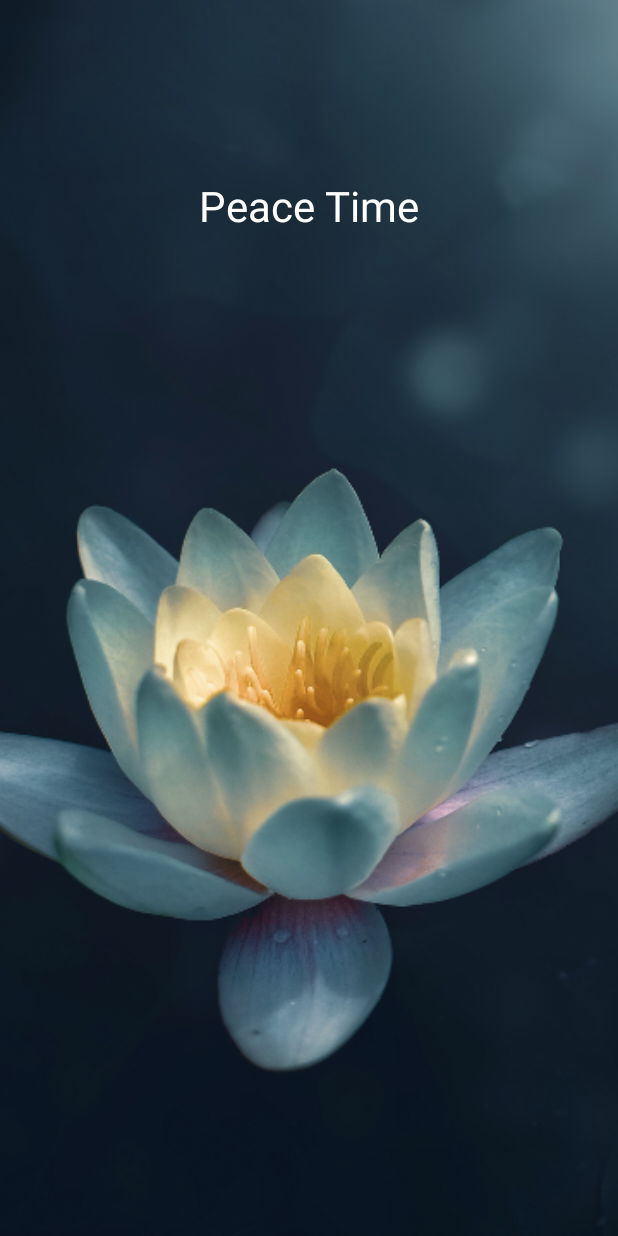
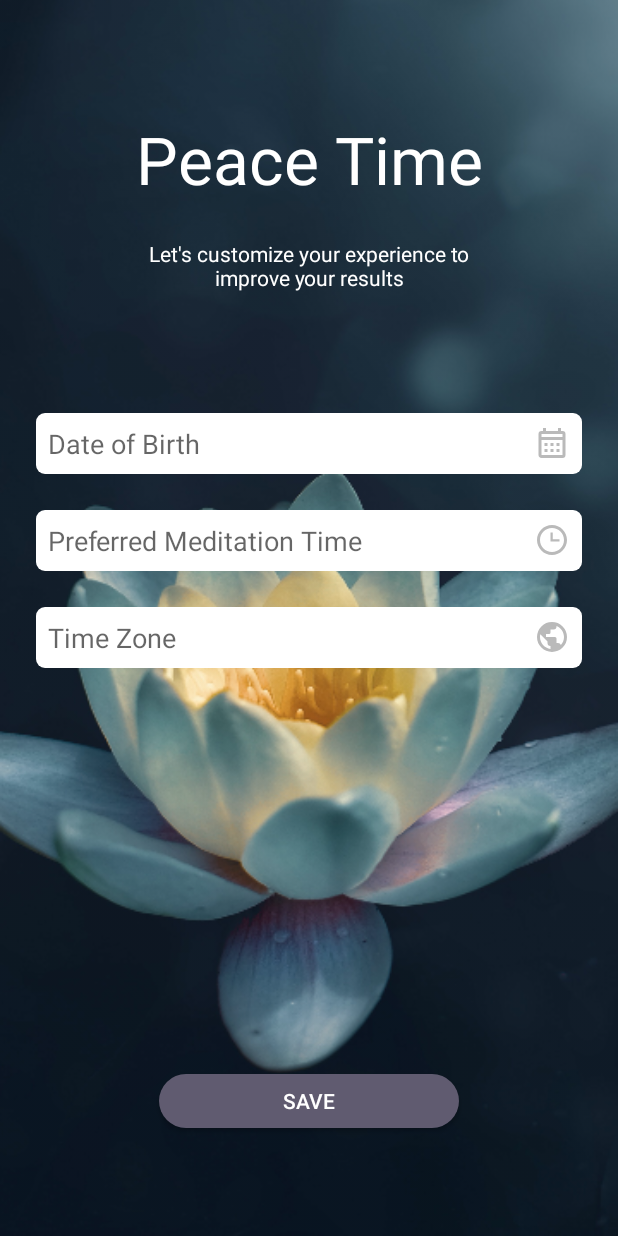
Before and after one commit to raphaelbgr/stormbreaker-sutdios-android-challenge-2, an Android app: the screen it shows after launch (SplashActivity before the commit, Onboarding after it), on a phone screen of 412 x 824 dp. Run offline under Robolectric (Android 15) with nearby library versions, the phone set to English and light mode, and no system bars.

Commit message:
+ Included onboarding screen

```diff
--- a/app/build.gradle
+++ b/app/build.gradle
@@ -22,6 +22,10 @@ android {
             proguardFiles getDefaultProguardFile('proguard-android-optimize.txt'), 'proguard-rules.pro'
         }
     }
+
+    buildFeatures {
+        viewBinding = true
+    }
 }
 
 dependencies {
@@ -29,7 +33,7 @@ dependencies {
     implementation "org.jetbrains.kotlin:kotlin-stdlib:$kotlin_version"
     implementation 'com.android.support:appcompat-v7:28.0.0'
     implementation 'com.android.support.constraint:constraint-layout:1.1.3'
-    testImplementation 'junit:junit:4.12'
+    testImplementation 'junit:junit:4.13'
     androidTestImplementation 'com.android.support.test:runner:1.0.2'
     androidTestImplementation 'com.android.support.test.espresso:espresso-core:3.0.2'
 
--- a/app/src/main/AndroidManifest.xml
+++ b/app/src/main/AndroidManifest.xml
@@ -10,8 +10,11 @@
         android:supportsRtl="true"
         android:theme="@style/AppTheme">
         <activity
+            android:name=".Onboarding"
+            android:theme="@style/TranslucentBackgroundedScreen.OnboardingScreen" />
+        <activity
             android:name=".SplashActivity"
-            android:theme="@style/SplashScreen">
+            android:theme="@style/TranslucentBackgroundedScreen.SplashScreen">
             <intent-filter>
                 <action android:name="android.intent.action.MAIN" />
 
--- a/app/src/main/java/com/stormbreakerstudios/android/challenge/BaseActivity.kt
+++ b/app/src/main/java/com/stormbreakerstudios/android/challenge/BaseActivity.kt
@@ -1,7 +1,20 @@
 package com.stormbreakerstudios.android.challenge
 
+import android.os.Build
 import android.support.v7.app.AppCompatActivity
+import android.view.Window
+import android.view.WindowManager
 
 abstract class BaseActivity : AppCompatActivity() {
     val navigator: Navigator by lazy(LazyThreadSafetyMode.PUBLICATION) { Navigator() }
+
+    fun setTransparentStatusBarForKitKatAndAbove() {
+        if (Build.VERSION.SDK_INT >= Build.VERSION_CODES.KITKAT) {
+            val w: Window = window
+            w.setFlags(
+                WindowManager.LayoutParams.FLAG_LAYOUT_NO_LIMITS,
+                WindowManager.LayoutParams.FLAG_LAYOUT_NO_LIMITS
+            )
+        }
+    }
 }
--- /dev/null
+++ b/app/src/main/java/com/stormbreakerstudios/android/challenge/Navigator.kt
@@ -0,0 +1,10 @@
+package com.stormbreakerstudios.android.challenge
+
+import android.content.Context
+import android.content.Intent
+
+class Navigator {
+    fun navigateToOnboardingScreen(context: Context) {
+        context.startActivity(Intent(context, Onboarding::class.java))
+    }
+}
--- /dev/null
+++ b/app/src/main/java/com/stormbreakerstudios/android/challenge/Onboarding.kt
@@ -0,0 +1,33 @@
+package com.stormbreakerstudios.android.challenge
+
+import android.os.Bundle
+import android.support.constraint.ConstraintLayout
+import com.stormbreakerstudios.android.challenge.databinding.ActivityOnboardingBinding
+import kotlinx.android.synthetic.main.activity_onboarding.*
+
+
+class Onboarding : BaseActivity() {
+    private lateinit var viewBinding: ActivityOnboardingBinding
+
+    override fun onCreate(savedInstanceState: Bundle?) {
+        super.onCreate(savedInstanceState)
+        viewBinding = ActivityOnboardingBinding.inflate(layoutInflater)
+        setTransparentStatusBarForKitKatAndAbove()
+        setContentView(R.layout.activity_onboarding)
+        setMarginForSaveButton()
+    }
+
+    private fun setMarginForSaveButton() {
+        val resourceId = resources.getIdentifier("navigation_bar_height", "dimen", "android")
+        val navbarHeight = resources.getDimensionPixelSize(resourceId)
+
+        val params = viewBinding.btSave.layoutParams as ConstraintLayout.LayoutParams
+        params.setMargins(
+            params.leftMargin,
+            params.topMargin,
+            params.rightMargin,
+            params.bottomMargin + navbarHeight
+        )
+        bt_save.layoutParams = params
+    }
+}
--- a/app/src/main/java/com/stormbreakerstudios/android/challenge/SplashActivity.kt
+++ b/app/src/main/java/com/stormbreakerstudios/android/challenge/SplashActivity.kt
@@ -2,9 +2,12 @@ package com.stormbreakerstudios.android.challenge
 
 import android.os.Bundle
 
+
 class SplashActivity : BaseActivity() {
     override fun onCreate(savedInstanceState: Bundle?) {
         super.onCreate(savedInstanceState)
+        setTransparentStatusBarForKitKatAndAbove()
         setContentView(R.layout.activity_splash)
+        navigator.navigateToOnboardingScreen(this)
     }
 }
--- /dev/null
+++ b/app/src/main/res/drawable/ic_icon_calendar.xml
@@ -0,0 +1,9 @@
+<vector xmlns:android="http://schemas.android.com/apk/res/android"
+    android:width="24dp"
+    android:height="24dp"
+    android:viewportWidth="24"
+    android:viewportHeight="24">
+    <path
+        android:fillColor="@color/gray"
+        android:pathData="M7,12H9V14H7V12M21,6V20A2,2 0,0 1,19 22H5C3.89,22 3,21.1 3,20V6A2,2 0,0 1,5 4H6V2H8V4H16V2H18V4H19A2,2 0,0 1,21 6M5,8H19V6H5V8M19,20V10H5V20H19M15,14V12H17V14H15M11,14V12H13V14H11M7,16H9V18H7V16M15,18V16H17V18H15M11,18V16H13V18H11Z" />
+</vector>
--- /dev/null
+++ b/app/src/main/res/drawable/ic_icon_clock.xml
@@ -0,0 +1,9 @@
+<vector xmlns:android="http://schemas.android.com/apk/res/android"
+    android:width="24dp"
+    android:height="24dp"
+    android:viewportWidth="24"
+    android:viewportHeight="24">
+  <path
+      android:fillColor="@color/gray"
+      android:pathData="M12,20C16.4,20 20,16.4 20,12S16.4,4 12,4 4,7.6 4,12 7.6,20 12,20M12,2C17.5,2 22,6.5 22,12S17.5,22 12,22C6.5,22 2,17.5 2,12C2,6.5 6.5,2 12,2M17,11.5V13H11V7H12.5V11.5H17Z"/>
+</vector>
--- /dev/null
+++ b/app/src/main/res/drawable/ic_icon_globe.xml
@@ -0,0 +1,9 @@
+<vector xmlns:android="http://schemas.android.com/apk/res/android"
+    android:width="24dp"
+    android:height="24dp"
+    android:viewportWidth="24"
+    android:viewportHeight="24">
+    <path
+        android:fillColor="@color/gray"
+        android:pathData="M17.9,17.39C17.64,16.59 16.89,16 16,16H15V13A1,1 0,0 0,14 12H8V10H10A1,1 0,0 0,11 9V7H13A2,2 0,0 0,15 5V4.59C17.93,5.77 20,8.64 20,12C20,14.08 19.2,15.97 17.9,17.39M11,19.93C7.05,19.44 4,16.08 4,12C4,11.38 4.08,10.78 4.21,10.21L9,15V16A2,2 0,0 0,11 18M12,2A10,10 0,0 0,2 12A10,10 0,0 0,12 22A10,10 0,0 0,22 12A10,10 0,0 0,12 2Z" />
+</vector>
--- /dev/null
+++ b/app/src/main/res/drawable/rounded_primary_button_background.xml
@@ -0,0 +1,5 @@
+<?xml version="1.0" encoding="UTF-8"?>
+<shape xmlns:android="http://schemas.android.com/apk/res/android">
+    <solid android:color="@color/purple" />
+    <corners android:radius="32dp" />
+</shape>
--- /dev/null
+++ b/app/src/main/res/drawable/rounded_white_background_6dp.xml
@@ -0,0 +1,5 @@
+<?xml version="1.0" encoding="UTF-8"?>
+<shape xmlns:android="http://schemas.android.com/apk/res/android">
+    <solid android:color="@color/white" />
+    <corners android:radius="6dp" />
+</shape>
--- /dev/null
+++ b/app/src/main/res/drawable/sl_calendar_icon_selector.xml
@@ -0,0 +1,4 @@
+<?xml version="1.0" encoding="utf-8"?>
+<selector xmlns:android="http://schemas.android.com/apk/res/android">
+    <item android:drawable="@drawable/ic_icon_calendar" />
+</selector>
--- /dev/null
+++ b/app/src/main/res/drawable/sl_clock_icon_selector.xml
@@ -0,0 +1,4 @@
+<?xml version="1.0" encoding="utf-8"?>
+<selector xmlns:android="http://schemas.android.com/apk/res/android">
+    <item android:drawable="@drawable/ic_icon_clock" />
+</selector>
--- /dev/null
+++ b/app/src/main/res/drawable/sl_globe_icon_selector.xml
@@ -0,0 +1,4 @@
+<?xml version="1.0" encoding="utf-8"?>
+<selector xmlns:android="http://schemas.android.com/apk/res/android">
+    <item android:drawable="@drawable/ic_icon_globe" />
+</selector>
--- /dev/null
+++ b/app/src/main/res/layout/activity_onboarding.xml
@@ -0,0 +1,91 @@
+<?xml version="1.0" encoding="utf-8"?>
+<android.support.constraint.ConstraintLayout xmlns:android="http://schemas.android.com/apk/res/android"
+    xmlns:app="http://schemas.android.com/apk/res-auto"
+    xmlns:tools="http://schemas.android.com/tools"
+    android:id="@+id/cl_onboarding_container"
+    android:layout_width="match_parent"
+    android:layout_height="match_parent"
+    tools:background="@drawable/graphic_launcher">
+
+    <TextView
+        android:id="@+id/tv_title"
+        style="@style/TextView.Title"
+        android:layout_width="wrap_content"
+        android:layout_height="wrap_content"
+        android:text="@string/peace_time"
+        app:layout_constraintBottom_toBottomOf="parent"
+        app:layout_constraintEnd_toEndOf="parent"
+        app:layout_constraintStart_toStartOf="parent"
+        app:layout_constraintTop_toTopOf="parent"
+        app:layout_constraintVertical_bias="0.10" />
+
+    <TextView
+        android:id="@+id/tv_subtitle"
+        style="@style/TextView.Subtitle"
+        android:layout_width="0dp"
+        android:layout_height="wrap_content"
+        android:layout_marginTop="@dimen/activity_default_vertical_margin"
+        android:text="@string/onboarding_sub_title"
+        android:textAlignment="center"
+        app:layout_constraintBottom_toBottomOf="parent"
+        app:layout_constraintEnd_toEndOf="@+id/tv_title"
+        app:layout_constraintStart_toStartOf="@+id/tv_title"
+        app:layout_constraintTop_toBottomOf="@+id/tv_title"
+        app:layout_constraintVertical_bias="0" />
+
+    <EditText
+        android:id="@+id/et_birth"
+        style="@style/BoxedEditText"
+        android:layout_width="0dp"
+        android:layout_height="wrap_content"
+        android:layout_marginTop="@dimen/activity_default_vertical_margin"
+        android:drawableEnd="@drawable/sl_calendar_icon_selector"
+        android:hint="@string/date_of_birth"
+        app:layout_constraintBottom_toBottomOf="parent"
+        app:layout_constraintEnd_toEndOf="parent"
+        app:layout_constraintStart_toStartOf="parent"
+        app:layout_constraintTop_toBottomOf="@id/tv_subtitle"
+        app:layout_constraintVertical_bias="0.10" />
+
+    <EditText
+        android:id="@+id/et_meditation_time"
+        style="@style/BoxedEditText"
+        android:layout_width="0dp"
+        android:layout_height="wrap_content"
+        android:layout_marginTop="@dimen/activity_default_vertical_margin"
+        android:drawableEnd="@drawable/sl_clock_icon_selector"
+        android:hint="@string/preferred_meditation_time"
+        app:layout_constraintBottom_toBottomOf="parent"
+        app:layout_constraintEnd_toEndOf="parent"
+        app:layout_constraintStart_toStartOf="parent"
+        app:layout_constraintTop_toBottomOf="@id/et_birth"
+        app:layout_constraintVertical_bias="0" />
+
+    <EditText
+        android:id="@+id/et_time_zone"
+        style="@style/BoxedEditText"
+        android:layout_width="0dp"
+        android:layout_height="wrap_content"
+        android:layout_marginTop="@dimen/activity_default_vertical_margin"
+        android:drawableEnd="@drawable/sl_globe_icon_selector"
+        android:hint="@string/time_zone"
+        app:layout_constraintBottom_toBottomOf="parent"
+        app:layout_constraintEnd_toEndOf="parent"
+        app:layout_constraintStart_toStartOf="parent"
+        app:layout_constraintTop_toBottomOf="@id/et_meditation_time"
+        app:layout_constraintVertical_bias="0" />
+
+    <Button
+        android:id="@+id/bt_save"
+        style="@style/PrimaryButton"
+        android:layout_width="@dimen/button_default_width"
+        android:layout_height="wrap_content"
+        android:layout_marginBottom="@dimen/activity_default_vertical_margin"
+        android:text="@string/save"
+        app:layout_constraintBottom_toBottomOf="parent"
+        app:layout_constraintEnd_toEndOf="parent"
+        app:layout_constraintStart_toStartOf="parent"
+        app:layout_constraintTop_toBottomOf="@+id/et_time_zone"
+        app:layout_constraintVertical_bias="1" />
+
+</android.support.constraint.ConstraintLayout>
--- a/app/src/main/res/layout/activity_splash.xml
+++ b/app/src/main/res/layout/activity_splash.xml
@@ -15,6 +15,6 @@
         app:layout_constraintEnd_toEndOf="parent"
         app:layout_constraintStart_toStartOf="parent"
         app:layout_constraintTop_toTopOf="parent"
-        app:layout_constraintVertical_bias="0.15" />
+        app:layout_constraintVertical_bias="0.10" />
 
 </android.support.constraint.ConstraintLayout>
--- a/app/src/main/res/values/colors.xml
+++ b/app/src/main/res/values/colors.xml
@@ -6,4 +6,6 @@
 
     <!-- App colors -->
     <color name="white">#FFF</color>
+    <color name="gray">#BABABA</color>
+    <color name="purple">#605B70</color>
 </resources>
--- /dev/null
+++ b/app/src/main/res/values/dimens.xml
@@ -0,0 +1,8 @@
+<?xml version="1.0" encoding="utf-8"?>
+<resources>
+    <dimen name="activity_default_vertical_margin">24dp</dimen>
+    <dimen name="activity_default_horizontal_margin">24dp</dimen>
+    <dimen name="default_edit_text_inside_padding">8dp</dimen>
+    <dimen name="button_default_min_height">36dp</dimen>
+    <dimen name="button_default_width">200dp</dimen>
+</resources>
--- a/app/src/main/res/values/strings.xml
+++ b/app/src/main/res/values/strings.xml
@@ -1,4 +1,9 @@
 <resources>
     <string name="app_name">Stormbreaker Studios Android Challenge</string>
     <string name="peace_time">Peace Time</string>
+    <string name="onboarding_sub_title">Let\'s customize your experience to improve your results</string>
+    <string name="date_of_birth">Date of Birth</string>
+    <string name="preferred_meditation_time">Preferred Meditation Time</string>
+    <string name="time_zone">Time Zone</string>
+    <string name="save">Save</string>
 </resources>
--- a/app/src/main/res/values/styles.xml
+++ b/app/src/main/res/values/styles.xml
@@ -1,4 +1,4 @@
-<resources>
+<resources xmlns:tools="http://schemas.android.com/tools">
     <!-- Base application theme. -->
     <style name="AppTheme" parent="Theme.AppCompat.Light.NoActionBar">
         <!-- Customize your theme here. -->
@@ -6,18 +6,43 @@
         <item name="colorPrimaryDark">@color/colorPrimaryDark</item>
         <item name="colorAccent">@color/colorAccent</item>
     </style>
-    <!-- Base application theme. -->
-    <style name="SplashScreen" parent="AppTheme">
-        <!-- Customize your theme here. -->
+
+    <style name="TranslucentBackgroundedScreen" parent="AppTheme">
+        <item name="android:windowTranslucentStatus" tools:ignore="NewApi">true</item>
         <item name="android:windowBackground">@drawable/graphic_launcher</item>
     </style>
+
+    <style name="TranslucentBackgroundedScreen.SplashScreen" />
+
+    <style name="TranslucentBackgroundedScreen.OnboardingScreen" />
 
     <style name="TextView" parent="TextAppearance.AppCompat">
         <item name="fontFamily">sans-serif-medium</item>
     </style>
 
     <style name="TextView.Title" parent="TextAppearance.AppCompat">
-        <item name="android:textSize">28sp</item>
+        <item name="android:textSize">44sp</item>
         <item name="android:textColor">@color/white</item>
     </style>
+
+    <style name="TextView.Subtitle" parent="TextAppearance.AppCompat">
+        <item name="android:textSize">14sp</item>
+        <item name="android:textColor">@color/white</item>
+    </style>
+
+    <style name="BoxedEditText" parent="TextAppearance.AppCompat">
+        <item name="android:textSize">18sp</item>
+        <item name="android:textColor">@color/gray</item>
+        <item name="android:layout_marginStart">@dimen/activity_default_horizontal_margin</item>
+        <item name="android:layout_marginEnd">@dimen/activity_default_horizontal_margin</item>
+        <item name="android:padding">@dimen/default_edit_text_inside_padding</item>
+        <item name="android:background">@drawable/rounded_white_background_6dp</item>
+    </style>
+
+    <style name="PrimaryButton" parent="TextAppearance.AppCompat.Widget.Button">
+        <item name="textAllCaps">true</item>
+        <item name="android:textColor">@color/white</item>
+        <item name="android:background">@drawable/rounded_primary_button_background</item>
+        <item name="android:minHeight">@dimen/button_default_min_height</item>
+    </style>
 </resources>
```
